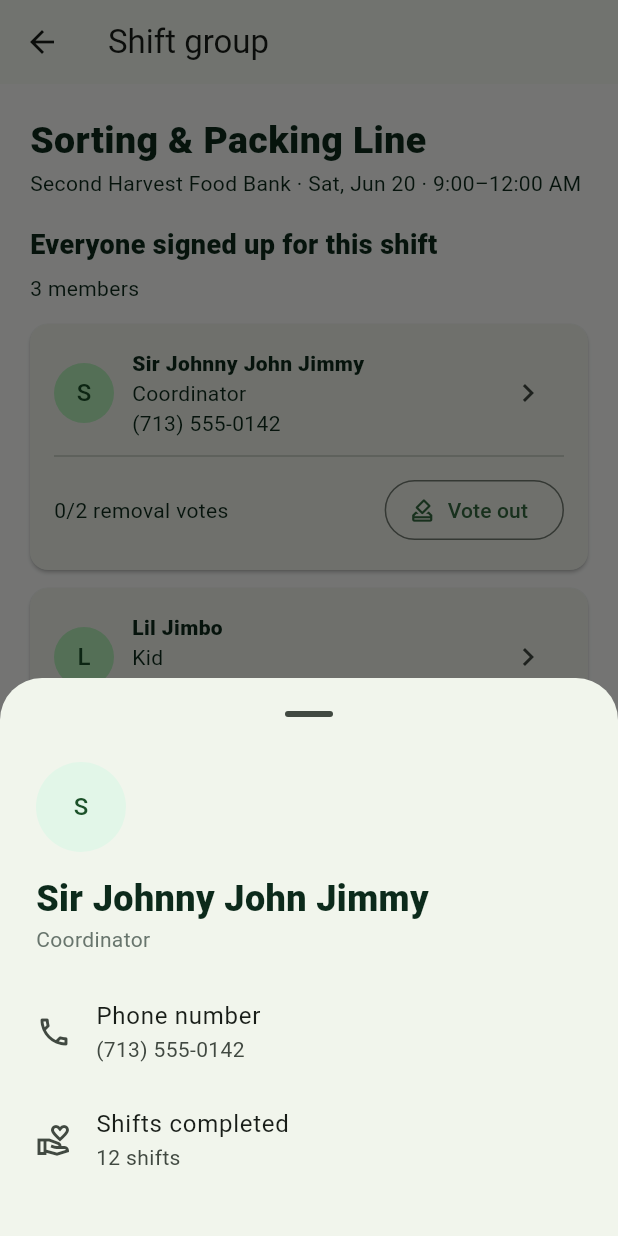
After one commit to john232014lemon-lang/super-duper-sniffle, a Flutter app: the GroupDetailScreen screen opened directly, after a tap on the "chevron right" icon, on a phone screen of 412 x 824 dp. The commit adds this screen. Run offline on Flutter 3.47's test engine with Material 3 defaults, Android fonts, the phone set to English and light mode, and no system bars; our stand-ins replace flutter_map, latlong2.

Commit message:
feat: implement coordinator group management and voting system
- Added CoordinatorStore to manage group members and voting logic.
- Introduced GroupMember model to represent members in a shift group.
- Created CoordinatorScreen for managing shift groups and viewing member profiles.
- Implemented voting functionality for group removal with a two-thirds threshold.
- Updated session management to support distinct mock accounts for coordinator, kid, and volunteer roles.
- Enhanced UI to reflect new group management features, including profile viewing and voting options.
- Adjusted navigation to accommodate new screens and roles.
- Updated tests to cover new functionality and ensure proper role behavior.

```diff
--- /dev/null
+++ b/lib/data/coordinator_store.dart
@@ -0,0 +1,77 @@
+import 'package:flutter/foundation.dart';
+
+import '../models/group_member.dart';
+import 'session_store.dart';
+
+class CoordinatorStore extends ChangeNotifier {
+  CoordinatorStore._();
+
+  static final CoordinatorStore instance = CoordinatorStore._();
+  static const ShiftGroup sharedShiftGroup = ShiftGroup(
+    id: 'sorting-packing-jun-20',
+    shiftTitle: 'Sorting & Packing Line',
+    foodBankName: 'Second Harvest Food Bank',
+    date: 'Sat, Jun 20',
+    time: '9:00–12:00 AM',
+    station: 'Warehouse A',
+  );
+
+  final List<GroupMember> _members = [
+    const GroupMember(
+      id: 'johnny',
+      name: 'Sir Johnny John Jimmy',
+      phoneNumber: '(713) 555-0142',
+      role: 'Coordinator',
+      shiftsCompleted: 12,
+      voteCount: 0,
+    ),
+    const GroupMember(
+      id: 'jimbo',
+      name: 'Lil Jimbo',
+      phoneNumber: '(832) 555-0188',
+      role: 'Kid',
+      shiftsCompleted: 8,
+      voteCount: 0,
+    ),
+    const GroupMember(
+      id: 'jimmerson',
+      name: 'Jimmerson Jimmies',
+      phoneNumber: '(281) 555-0164',
+      role: 'Volunteer',
+      shiftsCompleted: 17,
+      voteCount: 0,
+    ),
+  ];
+  final Map<String, Set<String>> _votersByTarget = {};
+
+  List<GroupMember> get members => List.unmodifiable(_members);
+  int get votesNeeded => (_members.length * 2 / 3).ceil();
+  bool containsAccount(String id) => _members.any((member) => member.id == id);
+  bool get currentAccountIsMember =>
+      containsAccount(SessionStore.instance.accountId);
+  bool hasVotedFor(String id) =>
+      _votersByTarget[id]?.contains(SessionStore.instance.accountId) ?? false;
+  bool canVoteFor(String id) =>
+      currentAccountIsMember &&
+      id != SessionStore.instance.accountId &&
+      !hasVotedFor(id);
+
+  bool voteToRemove(String id) {
+    final voterId = SessionStore.instance.accountId;
+    if (!canVoteFor(id)) return false;
+    final index = _members.indexWhere((member) => member.id == id);
+    if (index < 0) return false;
+    (_votersByTarget[id] ??= {}).add(voterId);
+    final updated = _members[index].copyWith(
+      voteCount: _members[index].voteCount + 1,
+    );
+    if (updated.voteCount >= votesNeeded) {
+      _members.removeAt(index);
+      notifyListeners();
+      return true;
+    }
+    _members[index] = updated;
+    notifyListeners();
+    return false;
+  }
+}
--- a/lib/data/session_store.dart
+++ b/lib/data/session_store.dart
@@ -16,11 +16,35 @@ class SessionStore extends ChangeNotifier {
   Set<String> get unlockedKidBadges => Set.unmodifiable(_unlockedKidBadges);
   String? get featuredKidBadge => _featuredKidBadge;
 
+  String get roleProfileName => switch (_role) {
+    BushelRole.coordinator => 'Sir Johnny John Jimmy',
+    BushelRole.kid => 'Lil Jimbo',
+    BushelRole.volunteer => 'Jimmerson Jimmies',
+  };
+  String get phoneNumber => switch (_role) {
+    BushelRole.coordinator => '(713) 555-0142',
+    BushelRole.kid => '(832) 555-0188',
+    BushelRole.volunteer => '(281) 555-0164',
+  };
+  String get accountId => switch (_role) {
+    BushelRole.coordinator => 'johnny',
+    BushelRole.kid => 'jimbo',
+    BushelRole.volunteer => 'jimmerson',
+  };
+
   void setRole(BushelRole role) {
-    if (_role == role) return;
+    final changed = _role != role || userName != _nameFor(role);
     _role = role;
+    userName = _nameFor(role);
+    if (!changed) return;
     notifyListeners();
   }
+
+  String _nameFor(BushelRole role) => switch (role) {
+    BushelRole.coordinator => 'Sir Johnny John Jimmy',
+    BushelRole.kid => 'Lil Jimbo',
+    BushelRole.volunteer => 'Jimmerson Jimmies',
+  };
 
   void unlockKidBadge(String id) {
     _unlockedKidBadges.add(id);
--- a/lib/data/shift_store.dart
+++ b/lib/data/shift_store.dart
@@ -2,6 +2,8 @@ import 'package:flutter/foundation.dart';
 
 import '../data/mock_food_banks.dart';
 import '../models/food_bank.dart';
+import 'coordinator_store.dart';
+import 'session_store.dart';
 
 class ShiftListing {
   const ShiftListing({required this.foodBank, required this.shift});
@@ -18,24 +20,39 @@ class ShiftStore extends ChangeNotifier {
             ShiftListing(foodBank: bank, shift: shift),
       ] {
     // The home dashboard presents this as the user's next confirmed shift.
-    _myShifts.add(_available.first);
+    for (final accountId in ['johnny', 'jimbo', 'jimmerson']) {
+      _myShiftsByAccount[accountId] = [_available.first];
+    }
   }
 
   static final ShiftStore instance = ShiftStore._();
 
   final List<ShiftListing> _available;
-  final List<ShiftListing> _myShifts = [];
-  final Set<FoodBankShift> _completedShifts = {};
-  int _points = 0;
+  final Map<String, List<ShiftListing>> _myShiftsByAccount = {};
+  final Map<String, Set<FoodBankShift>> _completedByAccount = {};
+  final Map<String, int> _pointsByAccount = {};
 
   List<ShiftListing> get available => List.unmodifiable(_available);
-  List<ShiftListing> get myShifts => List.unmodifiable(_myShifts);
-  int get points => _points;
+  List<ShiftListing> get myShifts {
+    final accountId = SessionStore.instance.accountId;
+    final shifts = _myShiftsByAccount[accountId] ?? const [];
+    return List.unmodifiable(
+      shifts.where(
+        (listing) =>
+            !identical(listing.shift, _available.first.shift) ||
+            CoordinatorStore.instance.containsAccount(accountId),
+      ),
+    );
+  }
+
+  int get points => _pointsByAccount[SessionStore.instance.accountId] ?? 0;
 
   bool isSignedUp(FoodBankShift shift) =>
-      _myShifts.any((listing) => identical(listing.shift, shift));
+      myShifts.any((listing) => identical(listing.shift, shift));
 
-  bool isCheckedIn(FoodBankShift shift) => _completedShifts.contains(shift);
+  bool isCheckedIn(FoodBankShift shift) =>
+      _completedByAccount[SessionStore.instance.accountId]?.contains(shift) ??
+      false;
 
   void addAvailable(FoodBank bank, FoodBankShift shift) {
     _available.add(ShiftListing(foodBank: bank, shift: shift));
@@ -44,14 +61,17 @@ class ShiftStore extends ChangeNotifier {
 
   void signUp(FoodBank bank, FoodBankShift shift) {
     if (isSignedUp(shift)) return;
-    _myShifts.add(ShiftListing(foodBank: bank, shift: shift));
+    (_myShiftsByAccount[SessionStore.instance.accountId] ??= []).add(
+      ShiftListing(foodBank: bank, shift: shift),
+    );
     notifyListeners();
   }
 
   bool checkIn(FoodBankShift shift) {
     if (!isSignedUp(shift) || isCheckedIn(shift)) return false;
-    _completedShifts.add(shift);
-    _points += 100;
+    final accountId = SessionStore.instance.accountId;
+    (_completedByAccount[accountId] ??= {}).add(shift);
+    _pointsByAccount[accountId] = (_pointsByAccount[accountId] ?? 0) + 100;
     notifyListeners();
     return true;
   }
--- a/lib/main.dart
+++ b/lib/main.dart
@@ -1,6 +1,7 @@
 import 'package:flutter/material.dart';
 
-import 'screens/onboarding_screen.dart';
+import 'data/session_store.dart';
+import 'screens/home_screen.dart';
 
 void main() {
   runApp(const BushelApp());
@@ -61,7 +62,7 @@ class BushelApp extends StatelessWidget {
           ),
         ),
       ),
-      home: const OnboardingScreen(),
+      home: HomeScreen(name: SessionStore.instance.userName),
     );
   }
 }
--- /dev/null
+++ b/lib/models/group_member.dart
@@ -0,0 +1,44 @@
+class GroupMember {
+  const GroupMember({
+    required this.id,
+    required this.name,
+    required this.phoneNumber,
+    required this.role,
+    required this.shiftsCompleted,
+    required this.voteCount,
+  });
+
+  final String id;
+  final String name;
+  final String phoneNumber;
+  final String role;
+  final int shiftsCompleted;
+  final int voteCount;
+
+  GroupMember copyWith({int? voteCount}) => GroupMember(
+    id: id,
+    name: name,
+    phoneNumber: phoneNumber,
+    role: role,
+    shiftsCompleted: shiftsCompleted,
+    voteCount: voteCount ?? this.voteCount,
+  );
+}
+
+class ShiftGroup {
+  const ShiftGroup({
+    required this.id,
+    required this.shiftTitle,
+    required this.foodBankName,
+    required this.date,
+    required this.time,
+    required this.station,
+  });
+
+  final String id;
+  final String shiftTitle;
+  final String foodBankName;
+  final String date;
+  final String time;
+  final String station;
+}
--- /dev/null
+++ b/lib/screens/coordinator_screen.dart
@@ -0,0 +1,307 @@
+import 'package:flutter/material.dart';
+
+import '../data/coordinator_store.dart';
+import '../data/session_store.dart';
+import '../models/group_member.dart';
+import '../widgets/bushel_navigation_bar.dart';
+
+class CoordinatorScreen extends StatelessWidget {
+  const CoordinatorScreen({super.key});
+
+  @override
+  Widget build(BuildContext context) {
+    final group = CoordinatorStore.sharedShiftGroup;
+    return Scaffold(
+      appBar: AppBar(title: const Text('Groups')),
+      body: Center(
+        child: ConstrainedBox(
+          constraints: const BoxConstraints(maxWidth: 720),
+          child: ListView(
+            padding: const EdgeInsets.all(20),
+            children: [
+              const Text(
+                'Your shift groups',
+                style: TextStyle(fontSize: 26, fontWeight: FontWeight.w900),
+              ),
+              const SizedBox(height: 6),
+              const Text(
+                'Every shift creates a group with everyone signed up.',
+                style: TextStyle(color: Color(0xFF68756D)),
+              ),
+              const SizedBox(height: 20),
+              Card(
+                clipBehavior: Clip.antiAlias,
+                margin: EdgeInsets.zero,
+                child: InkWell(
+                  key: const ValueKey('open-shift-group'),
+                  onTap: () => Navigator.of(context).push(
+                    MaterialPageRoute<void>(
+                      builder: (_) => const GroupDetailScreen(),
+                    ),
+                  ),
+                  child: Padding(
+                    padding: const EdgeInsets.all(20),
+                    child: Column(
+                      crossAxisAlignment: CrossAxisAlignment.start,
+                      children: [
+                        const Icon(
+                          Icons.groups,
+                          color: Color(0xFF18A94F),
+                          size: 36,
+                        ),
+                        const SizedBox(height: 14),
+                        Text(
+                          group.shiftTitle,
+                          style: const TextStyle(
+                            fontSize: 20,
+                            fontWeight: FontWeight.w900,
+                          ),
+                        ),
+                        Text(group.foodBankName),
+                        const SizedBox(height: 12),
+                        Text('${group.date} · ${group.time}'),
+                        Text(
+                          '${group.station} · ${CoordinatorStore.instance.members.length} members',
+                        ),
+                        const SizedBox(height: 14),
+                        const Align(
+                          alignment: Alignment.centerRight,
+                          child: Text(
+                            'View group  →',
+                            style: TextStyle(
+                              color: Color(0xFF12813E),
+                              fontWeight: FontWeight.w900,
+                            ),
+                          ),
+                        ),
+                      ],
+                    ),
+                  ),
+                ),
+              ),
+            ],
+          ),
+        ),
+      ),
+      bottomNavigationBar: const BushelNavigationBar(selectedIndex: 4),
+    );
+  }
+}
+
+class GroupDetailScreen extends StatefulWidget {
+  const GroupDetailScreen({super.key});
+
+  @override
+  State<GroupDetailScreen> createState() => _GroupDetailScreenState();
+}
+
+class _GroupDetailScreenState extends State<GroupDetailScreen> {
+  final _store = CoordinatorStore.instance;
+
+  @override
+  void initState() {
+    super.initState();
+    _store.addListener(_refresh);
+    SessionStore.instance.addListener(_refresh);
+  }
+
+  @override
+  void dispose() {
+    _store.removeListener(_refresh);
+    SessionStore.instance.removeListener(_refresh);
+    super.dispose();
+  }
+
+  void _refresh() => setState(() {});
+
+  Future<void> _showProfile(GroupMember member) => showModalBottomSheet<void>(
+    context: context,
+    showDragHandle: true,
+    isScrollControlled: true,
+    builder: (context) => SafeArea(
+      child: SingleChildScrollView(
+        padding: const EdgeInsets.fromLTRB(24, 8, 24, 28),
+        child: Column(
+          mainAxisSize: MainAxisSize.min,
+          crossAxisAlignment: CrossAxisAlignment.start,
+          children: [
+            CircleAvatar(
+              radius: 30,
+              backgroundColor: const Color(0xFFE2F6E8),
+              child: Text(member.name.substring(0, 1)),
+            ),
+            const SizedBox(height: 14),
+            Text(
+              member.name,
+              style: const TextStyle(fontSize: 24, fontWeight: FontWeight.w900),
+            ),
+            Text(member.role, style: const TextStyle(color: Color(0xFF68756D))),
+            const SizedBox(height: 16),
+            ListTile(
+              contentPadding: EdgeInsets.zero,
+              leading: const Icon(Icons.phone_outlined),
+              title: const Text('Phone number'),
+              subtitle: Text(member.phoneNumber),
+            ),
+            ListTile(
+              contentPadding: EdgeInsets.zero,
+              leading: const Icon(Icons.volunteer_activism_outlined),
+              title: const Text('Shifts completed'),
+              subtitle: Text('${member.shiftsCompleted} shifts'),
+            ),
+          ],
+        ),
+      ),
+    ),
+  );
+
+  Future<void> _confirmVote(GroupMember member) async {
+    final confirmed = await showDialog<bool>(
+      context: context,
+      builder: (context) => AlertDialog(
+        title: const Text('Vote to remove member?'),
+        content: Text(
+          'Your vote to remove ${member.name} will be recorded. Removal needs ${_store.votesNeeded} votes—at least two-thirds of this group.',
+        ),
+        actions: [
+          TextButton(
+            onPressed: () => Navigator.pop(context, false),
+            child: const Text('Cancel'),
+          ),
+          FilledButton(
+            onPressed: () => Navigator.pop(context, true),
+            child: const Text('Submit vote'),
+          ),
+        ],
+      ),
+    );
+    if (confirmed != true || !mounted) return;
+    final removed = _store.voteToRemove(member.id);
+    ScaffoldMessenger.of(context)
+      ..hideCurrentSnackBar()
+      ..showSnackBar(
+        SnackBar(
+          content: Text(
+            removed
+                ? '${member.name} was removed from the shift group.'
+                : 'Your vote for ${member.name} was recorded.',
+          ),
+        ),
+      );
+  }
+
+  @override
+  Widget build(BuildContext context) {
+    final group = CoordinatorStore.sharedShiftGroup;
+    return Scaffold(
+      appBar: AppBar(title: const Text('Shift group')),
+      body: Center(
+        child: ConstrainedBox(
+          constraints: const BoxConstraints(maxWidth: 720),
+          child: ListView(
+            padding: const EdgeInsets.all(20),
+            children: [
+              Text(
+                group.shiftTitle,
+                style: const TextStyle(
+                  fontSize: 25,
+                  fontWeight: FontWeight.w900,
+                ),
+              ),
+              Text('${group.foodBankName} · ${group.date} · ${group.time}'),
+              const SizedBox(height: 18),
+              const Text(
+                'Everyone signed up for this shift',
+                style: TextStyle(fontSize: 18, fontWeight: FontWeight.w900),
+              ),
+              const SizedBox(height: 6),
+              Text('${_store.members.length} members'),
+              const SizedBox(height: 14),
+              for (final member in _store.members) ...[
+                _MemberCard(
+                  member: member,
+                  votesNeeded: _store.votesNeeded,
+                  hasVoted: _store.hasVotedFor(member.id),
+                  canVote: _store.canVoteFor(member.id),
+                  onProfile: () => _showProfile(member),
+                  onVote: () => _confirmVote(member),
+                ),
+                const SizedBox(height: 12),
+              ],
+            ],
+          ),
+        ),
+      ),
+    );
+  }
+}
+
+class _MemberCard extends StatelessWidget {
+  const _MemberCard({
+    required this.member,
+    required this.votesNeeded,
+    required this.hasVoted,
+    required this.canVote,
+    required this.onProfile,
+    required this.onVote,
+  });
+
+  final GroupMember member;
+  final int votesNeeded;
+  final bool hasVoted;
+  final bool canVote;
+  final VoidCallback onProfile;
+  final VoidCallback onVote;
+
+  @override
+  Widget build(BuildContext context) => Card(
+    margin: EdgeInsets.zero,
+    child: Padding(
+      padding: const EdgeInsets.all(16),
+      child: Column(
+        children: [
+          Row(
+            children: [
+              CircleAvatar(child: Text(member.name.substring(0, 1))),
+              const SizedBox(width: 12),
+              Expanded(
+                child: Column(
+                  crossAxisAlignment: CrossAxisAlignment.start,
+                  children: [
+                    Text(
+                      member.name,
+                      style: const TextStyle(fontWeight: FontWeight.w900),
+                    ),
+                    Text(member.role),
+                    Text(member.phoneNumber),
+                  ],
+                ),
+              ),
+              IconButton(
+                tooltip: 'View ${member.name} profile',
+                onPressed: onProfile,
+                icon: const Icon(Icons.chevron_right),
+              ),
+            ],
+          ),
+          const Divider(height: 24),
+          Row(
+            children: [
+              Expanded(
+                child: Text('${member.voteCount}/$votesNeeded removal votes'),
+              ),
+              OutlinedButton.icon(
+                key: ValueKey('vote-${member.id}'),
+                onPressed: canVote ? onVote : null,
+                icon: Icon(hasVoted ? Icons.check : Icons.how_to_vote_outlined),
+                label: Text(
+                  hasVoted ? 'Voted' : (canVote ? 'Vote out' : 'You'),
+                ),
+              ),
+            ],
+          ),
+        ],
+      ),
+    ),
+  );
+}
--- a/lib/screens/food_bank_detail_screen.dart
+++ b/lib/screens/food_bank_detail_screen.dart
@@ -2,6 +2,7 @@ import 'package:flutter/material.dart';
 
 import '../data/mock_food_banks.dart';
 import '../data/shift_store.dart';
+import '../data/session_store.dart';
 import '../models/food_bank.dart';
 import '../widgets/bushel_navigation_bar.dart';
 
@@ -80,6 +81,7 @@ class _FoodBankDetailScreenState extends State<FoodBankDetailScreen> {
                       ),
                     ),
                   ),
+                  if (SessionStore.instance.role == BushelRole.coordinator)
                     FilledButton.icon(
                       onPressed: _addShift,
                       style: FilledButton.styleFrom(
--- a/lib/screens/onboarding_screen.dart
+++ b/lib/screens/onboarding_screen.dart
@@ -28,7 +28,6 @@ class _OnboardingScreenState extends State<OnboardingScreen> {
 
   void _completeOnboarding() {
     if (_formKey.currentState?.validate() ?? false) {
-      SessionStore.instance.userName = _nameController.text.trim();
       SessionStore.instance.setRole(_role);
       setState(() => _step = 2);
     }
@@ -53,7 +52,7 @@ class _OnboardingScreenState extends State<OnboardingScreen> {
               onBack: () => setState(() => _step = 0),
               onContinue: _completeOnboarding,
             ),
-            _ => HomeScreen(name: _nameController.text.trim()),
+            _ => HomeScreen(name: SessionStore.instance.userName),
           },
         ),
       ),
--- a/lib/screens/profile_screen.dart
+++ b/lib/screens/profile_screen.dart
@@ -63,6 +63,12 @@ class _ProfileScreenState extends State<ProfileScreen> {
                 featured?.name ?? 'Choose a Kid Mode badge after check-in',
                 textAlign: TextAlign.center,
                 style: const TextStyle(color: Color(0xFF718078)),
+              ),
+              const SizedBox(height: 6),
+              Text(
+                _session.phoneNumber,
+                textAlign: TextAlign.center,
+                style: const TextStyle(fontWeight: FontWeight.w700),
               ),
               const SizedBox(height: 32),
               const Text(
```
Also changed, not shown: lib/screens/home_screen.dart (+17 -6 lines), lib/screens/shifts_screen.dart (+18 -0 lines), lib/widgets/bushel_navigation_bar.dart (+32 -12 lines), 3 other files. Lines whose indentation alone changed are shown as unchanged.
